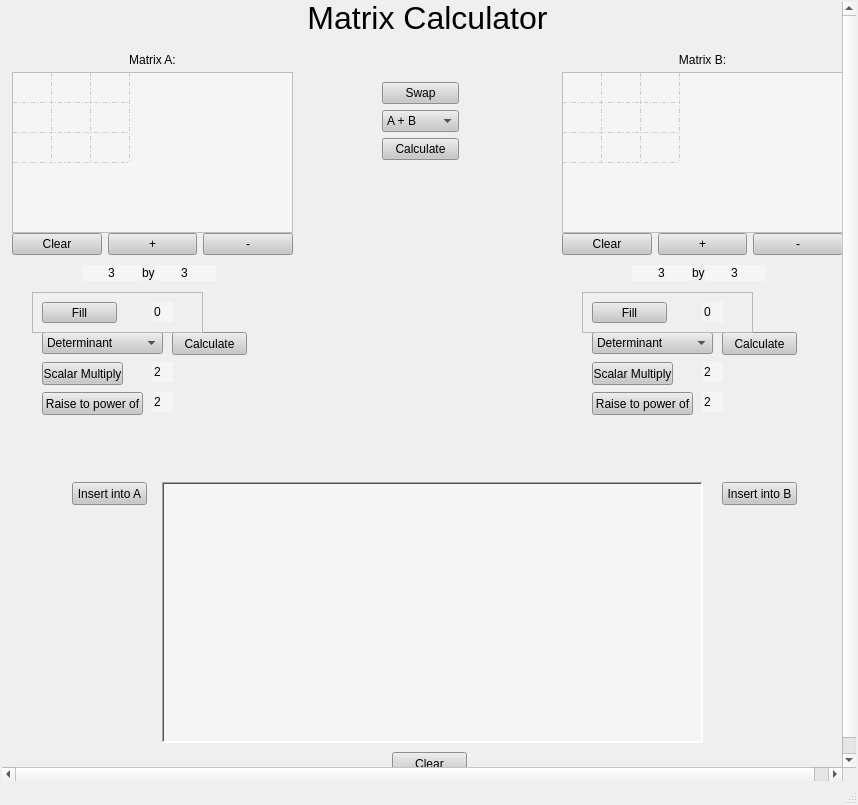
First picture: the form in mainwindow.ui, repository justinhay14/Matrix-Calulator-cpp, before the edit.
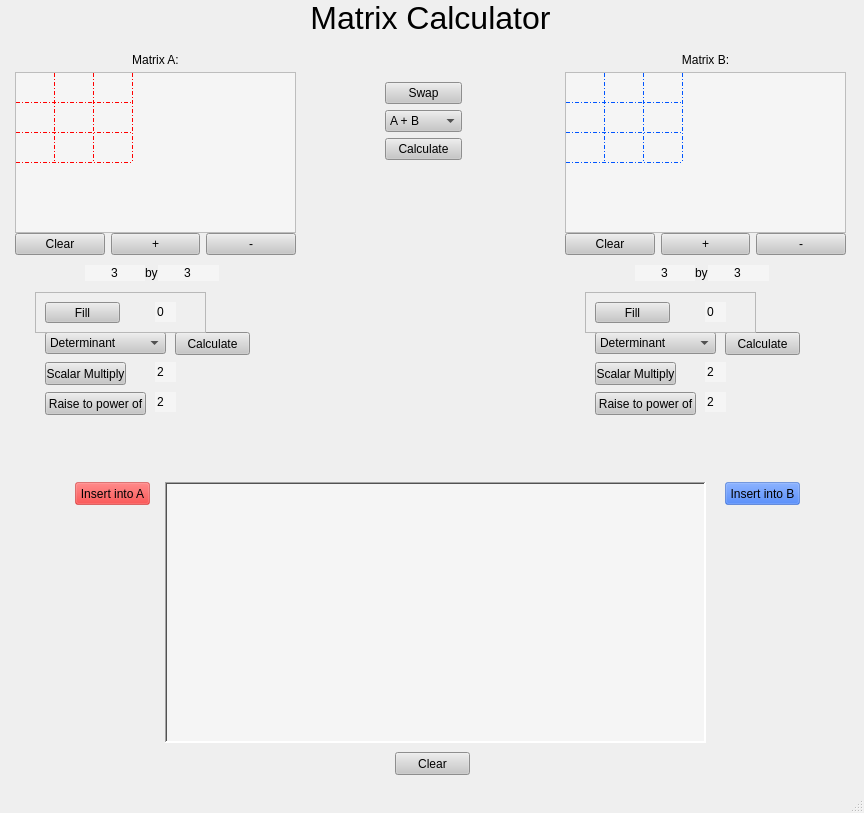
Second picture: the form after the edit.

```diff
--- a/mainwindow.ui
+++ b/mainwindow.ui
@@ -6,8 +6,8 @@
    <rect>
     <x>0</x>
     <y>0</y>
-    <width>858</width>
-    <height>805</height>
+    <width>864</width>
+    <height>813</height>
    </rect>
   </property>
   <property name="windowTitle">
@@ -50,7 +50,7 @@
       <widget class="QWidget" name="scrollAreaWidgetContents_4">
        <property name="geometry">
         <rect>
-         <x>0</x>
+         <x>3</x>
          <y>0</y>
          <width>854</width>
          <height>781</height>
@@ -92,8 +92,8 @@
          </rect>
         </property>
         <property name="styleSheet">
-         <string notr="true">background-color: rgb(199, 199, 199);
-border-color: rgb(0, 0, 0);</string>
+         <string notr="true">border-color: rgb(0, 0, 0);
+background-color: rgba(255, 0, 0, 100);</string>
         </property>
         <property name="text">
          <string>Insert into A</string>
@@ -548,8 +548,8 @@
          </rect>
         </property>
         <property name="styleSheet">
-         <string notr="true">background-color: rgb(199, 199, 199);
-border-color: rgb(0, 0, 0);</string>
+         <string notr="true">border-color: rgb(0, 0, 0);
+background-color: rgba(0, 85, 255, 100);</string>
         </property>
         <property name="text">
          <string>Insert into B</string>
@@ -599,7 +599,8 @@
          </rect>
         </property>
         <property name="styleSheet">
-         <string notr="true">background-color: rgb(245, 245, 245);</string>
+         <string notr="true">background-color: rgb(245, 245, 245);
+gridline-color: rgb(0, 85, 255);</string>
         </property>
         <property name="gridStyle">
          <enum>Qt::DashDotLine</enum>
@@ -753,7 +754,8 @@
          <enum>Qt::LeftToRight</enum>
         </property>
         <property name="styleSheet">
-         <string notr="true">background-color: rgb(245, 245, 245);</string>
+         <string notr="true">background-color: rgb(245, 245, 245);
+gridline-color: rgb(255, 0, 0);</string>
         </property>
         <property name="frameShape">
          <enum>QFrame::StyledPanel</enum>
@@ -773,6 +775,9 @@
         <attribute name="verticalHeaderVisible">
          <bool>false</bool>
         </attribute>
+        <attribute name="verticalHeaderMinimumSectionSize">
+         <number>23</number>
+        </attribute>
         <row>
          <property name="text">
           <string>1</string>
```
